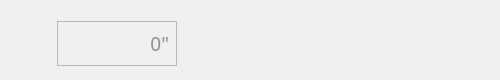
Before: the Qt Designer form JChat/ItemWidgetVoiceLeft.ui in jpush/jchat-windows, drawn with Qt 5.
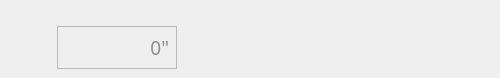
After: the same form once the commit is applied. Icons and pictures are not drawn. Custom widgets are drawn as their Qt base class.

The edit to the form file:
```diff
--- a/JChat/ItemWidgetVoiceLeft.ui
+++ b/JChat/ItemWidgetVoiceLeft.ui
@@ -7,7 +7,7 @@
     <x>0</x>
     <y>0</y>
     <width>500</width>
-    <height>80</height>
+    <height>78</height>
    </rect>
   </property>
   <property name="windowTitle">
@@ -139,8 +139,13 @@
         <string notr="true">QLabel
 {
 	background-color: rgba(0, 0, 0, 0);
-	
 	color: rgb(141, 141, 141);
+}
+
+QFrame
+{
+	padding:-6px 0px -6px 0px;
+	margin:6px 0px 6px 0px;
 }</string>
        </property>
        <property name="frameShape">
```
